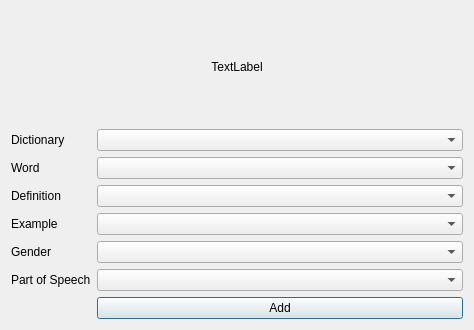
Qt form designer/form.ui (abdnh/anki-wiktionary) before a commit.
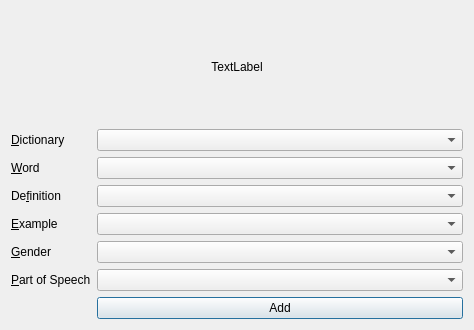
The same form after that commit.

```diff
--- a/designer/form.ui
+++ b/designer/form.ui
@@ -29,7 +29,10 @@
      <item row="2" column="0">
       <widget class="QLabel" name="label">
        <property name="text">
-        <string>Word</string>
+        <string>&amp;Word</string>
+       </property>
+       <property name="buddy">
+        <cstring>wordFieldComboBox</cstring>
        </property>
       </widget>
      </item>
@@ -39,7 +42,10 @@
      <item row="3" column="0">
       <widget class="QLabel" name="label_2">
        <property name="text">
-        <string>Definition</string>
+        <string>De&amp;finition</string>
+       </property>
+       <property name="buddy">
+        <cstring>definitionFieldComboBox</cstring>
        </property>
       </widget>
      </item>
@@ -49,7 +55,10 @@
      <item row="4" column="0">
       <widget class="QLabel" name="label_3">
        <property name="text">
-        <string>Example</string>
+        <string>&amp;Example</string>
+       </property>
+       <property name="buddy">
+        <cstring>exampleFieldComboBox</cstring>
        </property>
       </widget>
      </item>
@@ -59,7 +68,10 @@
      <item row="5" column="0">
       <widget class="QLabel" name="label_4">
        <property name="text">
-        <string>Gender</string>
+        <string>&amp;Gender</string>
+       </property>
+       <property name="buddy">
+        <cstring>genderFieldComboBox</cstring>
        </property>
       </widget>
      </item>
@@ -69,7 +81,10 @@
      <item row="6" column="0">
       <widget class="QLabel" name="label_5">
        <property name="text">
-        <string>Part of Speech</string>
+        <string>&amp;Part of Speech</string>
+       </property>
+       <property name="buddy">
+        <cstring>POSFieldComboBox</cstring>
        </property>
       </widget>
      </item>
@@ -86,7 +101,10 @@
      <item row="1" column="0">
       <widget class="QLabel" name="label_6">
        <property name="text">
-        <string>Dictionary</string>
+        <string>&amp;Dictionary</string>
+       </property>
+       <property name="buddy">
+        <cstring>dictionaryComboBox</cstring>
        </property>
       </widget>
      </item>
```
